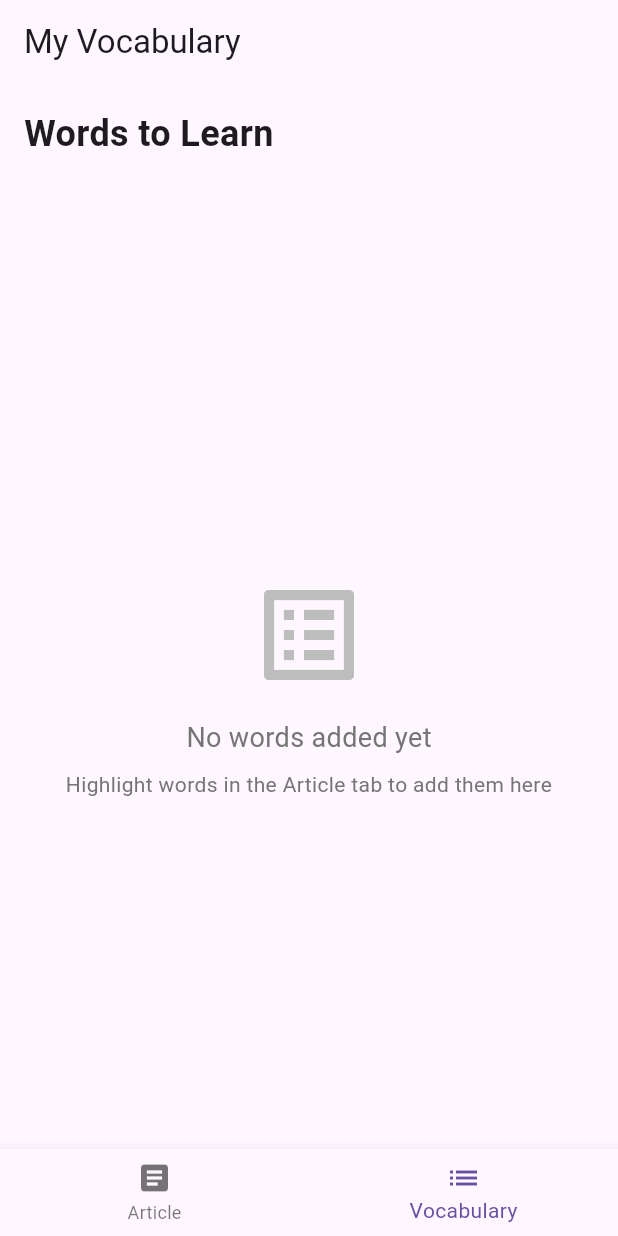
After one commit to TraMiu/Flutter-Practice, a Flutter app: the screen it shows after launch, item 2 of the bottom bar chosen, on a phone screen of 412 x 824 dp. The commit adds this screen. Run offline on Flutter 3.47's test engine with Material 3 defaults, Android fonts, the phone set to English and light mode, and no system bars.

Commit message:
provider package learning

```diff
--- a/lib/main.dart
+++ b/lib/main.dart
@@ -1,32 +1,113 @@
 import 'package:flutter/material.dart';
+import 'package:provider/provider.dart';
+import 'models/words_provider.dart';
+import 'screens/article_screen.dart';
+import 'screens/vocabulary_screen.dart';
 
 void main() {
-  runApp(MyApp());
+  runApp(
+    ChangeNotifierProvider(
+      create: (context) => WordsProvider(),
+      child: MyApp(),
+    ),
+  );
 }
 
 class MyApp extends StatelessWidget {
+  const MyApp({super.key});
+
   @override
   Widget build(BuildContext context) {
     return MaterialApp(
-      title: 'Flutter Demo',
+      title: 'English Learning App',
       theme: ThemeData(
         primarySwatch: Colors.blue,
+        visualDensity: VisualDensity.adaptivePlatformDensity,
       ),
-      home: MyHomePage(),
+      home: MainScreen(),
     );
   }
 }
 
-class MyHomePage extends StatelessWidget {
+class MainScreen extends StatefulWidget {
+  const MainScreen({super.key});
+
+  @override
+  _MainScreenState createState() => _MainScreenState();
+}
+
+class _MainScreenState extends State<MainScreen> {
+  int _currentIndex = 0;
+
   @override
   Widget build(BuildContext context) {
-    return Scaffold(
-      appBar: AppBar(
-        title: Text('Flutter Demo Home Page'),
-      ),
-      body: Center(
-        child: Text('Hello, World!'),
-      ),
+    return LayoutBuilder(
+      builder: (context, constraints) {
+        // Responsive layout - use side-by-side for wider screens
+        final bool isWideScreen = constraints.maxWidth > 600;
+
+        if (isWideScreen) {
+          // Tablet/desktop layout with side-by-side screens
+          return Scaffold(
+            appBar: AppBar(
+              title: Text('English Learning App'),
+            ),
+            body: Row(
+              children: [
+                // Navigation rail for wider screens
+                NavigationRail(
+                  selectedIndex: _currentIndex,
+                  onDestinationSelected: (index) {
+                    setState(() {
+                      _currentIndex = index;
+                    });
+                  },
+                  labelType: NavigationRailLabelType.selected,
+                  destinations: [
+                    NavigationRailDestination(
+                      icon: Icon(Icons.article),
+                      label: Text('Article'),
+                    ),
+                    NavigationRailDestination(
+                      icon: Icon(Icons.list),
+                      label: Text('Vocabulary'),
+                    ),
+                  ],
+                ),
+                // Vertical divider between nav rail and content
+                VerticalDivider(thickness: 1, width: 1),
+                // Main content area - expanded to fill remaining space
+                Expanded(
+                  child: _currentIndex == 0 ? ArticleScreen() : VocabularyScreen(),
+                ),
+              ],
+            ),
+          );
+        } else {
+          // Mobile layout with bottom navigation
+          return Scaffold(
+            body: _currentIndex == 0 ? ArticleScreen() : VocabularyScreen(),
+            bottomNavigationBar: BottomNavigationBar(
+              currentIndex: _currentIndex,
+              onTap: (index) {
+                setState(() {
+                  _currentIndex = index;
+                });
+              },
+              items: [
+                BottomNavigationBarItem(
+                  icon: Icon(Icons.article),
+                  label: 'Article',
+                ),
+                BottomNavigationBarItem(
+                  icon: Icon(Icons.list),
+                  label: 'Vocabulary',
+                ),
+              ],
+            ),
+          );
+        }
+      },
     );
   }
 }
--- /dev/null
+++ b/lib/models/words_provider.dart
@@ -0,0 +1,31 @@
+import 'package:flutter/material.dart';
+
+class WordsProvider extends ChangeNotifier {
+  // Unknown words data
+  final List<String> _unknownWords = [];
+
+  // Article content
+  final String _articleContent =
+      'Flutter is Google\'s mobile UI framework for crafting high-quality native interfaces on iOS and Android in record time. Flutter works with existing code, is used by developers and organizations around the world, and is free and open source. '
+      'Learning a new language can be challenging, but with regular practice and exposure to authentic content, you can improve your skills quickly. '
+      'Reading articles in your target language is one of the most effective ways to expand your vocabulary and understand how words are used in context.';
+
+  // Getters
+  List<String> get unknownWords => _unknownWords;
+  String get articleContent => _articleContent;
+
+  // Methods
+  void addWord(String word) {
+    if (!_unknownWords.contains(word) && word.isNotEmpty) {
+      _unknownWords.add(word);
+      notifyListeners();
+    }
+  }
+
+  void removeWord(String word) {
+    if (_unknownWords.contains(word)) {
+      _unknownWords.remove(word);
+      notifyListeners();
+    }
+  }
+}
--- /dev/null
+++ b/lib/screens/vocabulary_screen.dart
@@ -0,0 +1,152 @@
+import 'package:flutter/material.dart';
+import 'package:provider/provider.dart';
+import '../models/words_provider.dart';
+
+class VocabularyScreen extends StatelessWidget {
+  const VocabularyScreen({super.key});
+
+  @override
+  Widget build(BuildContext context) {
+    return Scaffold(
+      appBar: AppBar(
+        title: Text('My Vocabulary'),
+      ),
+      body: LayoutBuilder(
+        builder: (context, constraints) {
+          final horizontalPadding = constraints.maxWidth > 600 ? 48.0 : 16.0;
+          final isWideScreen = constraints.maxWidth > 600;
+
+          return Padding(
+            padding: EdgeInsets.symmetric(horizontal: horizontalPadding, vertical: 16.0),
+            child: Center(
+              child: Container(
+                constraints: BoxConstraints(maxWidth: 700),
+                child: Column(
+                  crossAxisAlignment: CrossAxisAlignment.start,
+                  children: [
+                    Text(
+                      'Words to Learn',
+                      style: TextStyle(fontSize: 24, fontWeight: FontWeight.bold),
+                    ),
+                    SizedBox(height: 20),
+
+                    // Empty state is static, no need to be in Consumer
+                    Expanded(
+                      child: _VocabularyListWidget(isWideScreen: isWideScreen),
+                    ),
+                  ],
+                ),
+              ),
+            ),
+          );
+        },
+      ),
+    );
+  }
+}
+
+// Extract vocabulary list to its own widget with Consumer
+class _VocabularyListWidget extends StatelessWidget {
+  final bool isWideScreen;
+
+  const _VocabularyListWidget({
+    required this.isWideScreen,
+    Key? key,
+  }) : super(key: key);
+
+  @override
+  Widget build(BuildContext context) {
+    return Consumer<WordsProvider>(
+      builder: (context, wordsProvider, child) {
+        final unknownWords = wordsProvider.unknownWords;
+
+        if (unknownWords.isEmpty) {
+          return Center(
+            child: Padding(
+              padding: const EdgeInsets.only(top: 40.0),
+              child: Column(
+                mainAxisSize: MainAxisSize.min,
+                children: [
+                  Icon(Icons.list_alt, size: 80, color: Colors.grey[400]),
+                  SizedBox(height: 16),
+                  Text(
+                    'No words added yet',
+                    style: TextStyle(
+                      fontSize: 18,
+                      color: Colors.grey[600],
+                    ),
+                  ),
+                  SizedBox(height: 8),
+                  Text(
+                    'Highlight words in the Article tab to add them here',
+                    textAlign: TextAlign.center,
+                    style: TextStyle(
+                      color: Colors.grey[600],
+                    ),
+                  ),
+                ],
+              ),
+            ),
+          );
+        }
+
+        // Use grid for wide screens, list for narrow screens
+        if (isWideScreen) {
+          return GridView.builder(
+            gridDelegate: SliverGridDelegateWithFixedCrossAxisCount(
+              crossAxisCount: 2,
+              childAspectRatio: 4,
+              crossAxisSpacing: 16,
+              mainAxisSpacing: 16,
+            ),
+            itemCount: unknownWords.length,
+            itemBuilder: (context, index) {
+              return _VocabularyCard(word: unknownWords[index]);
+            },
+          );
+        }
+
+        return ListView.separated(
+          itemCount: unknownWords.length,
+          separatorBuilder: (context, index) => Divider(),
+          itemBuilder: (context, index) {
+            return _VocabularyCard(word: unknownWords[index]);
+          },
+        );
+      },
+    );
+  }
+}
+
+// Extract card to its own widget to optimize rebuilds
+class _VocabularyCard extends StatelessWidget {
+  final String word;
+
+  const _VocabularyCard({
+    required this.word,
+    Key? key,
+  }) : super(key: key);
+
+  @override
+  Widget build(BuildContext context) {
+    return Card(
+      elevation: 2,
+      child: ListTile(
+        title: Text(
+          word,
+          style: TextStyle(fontSize: 18),
+        ),
+        trailing: IconButton(
+          icon: Icon(Icons.delete_outline, color: Colors.red),
+          onPressed: () {
+            // Access provider only when needed, without rebuilds
+            context.read<WordsProvider>().removeWord(word);
+            ScaffoldMessenger.of(context).showSnackBar(
+              SnackBar(content: Text('Removed "$word" from vocabulary')),
+            );
+          },
+        ),
+      ),
+    );
+  }
+}
```
Also changed, not shown: lib/screens/article_screen.dart (added, +215 -0 lines), pubspec.yaml (+1 -68 lines), image-1.png (added), image-2.png (added), image-3.png (added), image-4.png (added), image.png (added), pubspec.lock, 1 other file.
